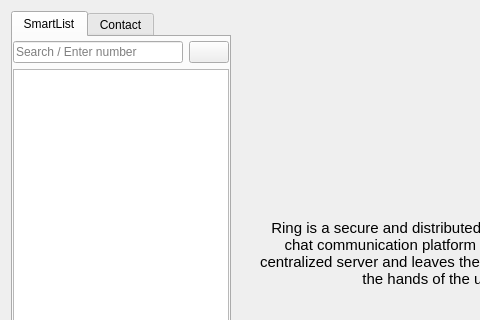
savoirfairelinux/jami-client-windows, file callwidget.ui: the form before one commit; both pictures show x 0 to 480 and y 0 to 320 of the 715 by 564 pixel window.
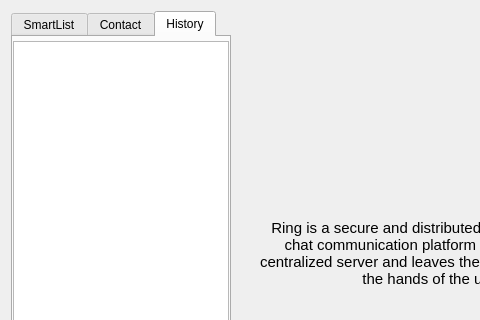
The form after the commit. The open tabs and pages were chosen to show the change. Icons and pictures are not drawn. Custom widgets are drawn as their Qt base class.

Commit message:
ui: re-add history tab
Issue:

```diff
--- a/callwidget.ui
+++ b/callwidget.ui
@@ -451,7 +451,7 @@
          <property name="currentIndex">
           <number>0</number>
          </property>
-         <widget class="QWidget" name="historyTab">
+         <widget class="QWidget" name="smartListTab">
           <property name="sizePolicy">
            <sizepolicy hsizetype="MinimumExpanding" vsizetype="MinimumExpanding">
             <horstretch>0</horstretch>
@@ -563,6 +563,28 @@
            </item>
           </layout>
          </widget>
+         <widget class="QWidget" name="historyTab">
+          <attribute name="title">
+           <string>History</string>
+          </attribute>
+          <layout class="QHBoxLayout" name="horizontalLayout_2">
+           <property name="leftMargin">
+            <number>0</number>
+           </property>
+           <property name="topMargin">
+            <number>4</number>
+           </property>
+           <property name="rightMargin">
+            <number>0</number>
+           </property>
+           <property name="bottomMargin">
+            <number>0</number>
+           </property>
+           <item>
+            <widget class="QTreeView" name="historyList"/>
+           </item>
+          </layout>
+         </widget>
         </widget>
        </item>
       </layout>
```
Left out of the diff: 2 changed lines with no effect on the pictures. The commit also changes 2 other files.
